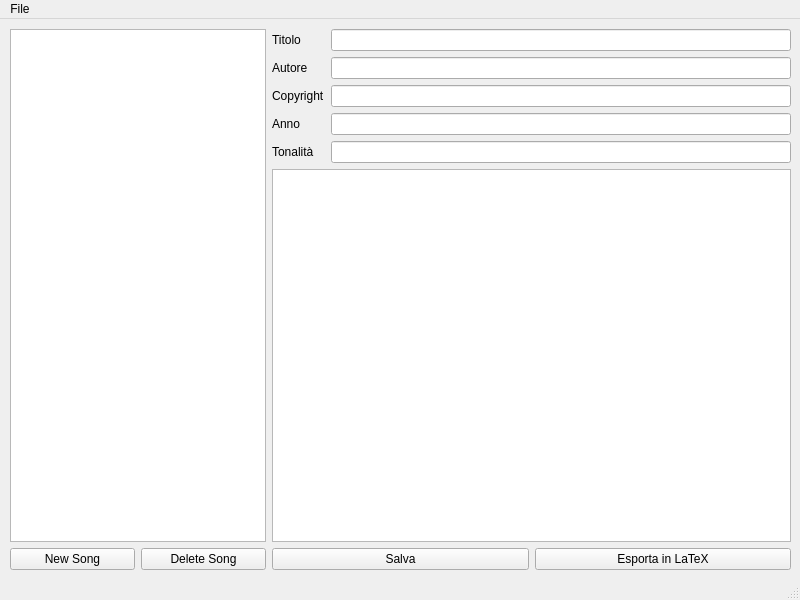
The window that interface.ui (robol/songbook-editor) describes before a commit, drawn with Qt 5.
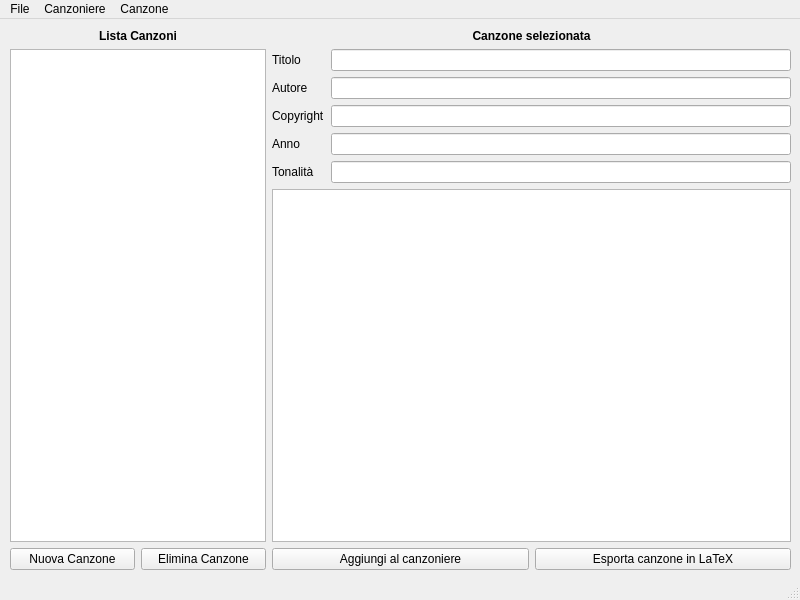
The same window after the commit.

Commit message: Sistema l'interfaccia, riorganizzando i pulsanti e aggiustato un bug quando l'utente decide di salvare ma poi clicca annulla

```diff
--- a/interface.ui
+++ b/interface.ui
@@ -27,7 +27,7 @@
      <property name="sizeConstraint">
       <enum>QLayout::SetMaximumSize</enum>
      </property>
-     <item row="0" column="0">
+     <item row="1" column="0">
       <widget class="QListWidget" name="list_songs">
        <property name="sizePolicy">
         <sizepolicy hsizetype="Fixed" vsizetype="Expanding">
@@ -37,25 +37,25 @@
        </property>
       </widget>
      </item>
-     <item row="1" column="0" rowspan="2">
+     <item row="2" column="0" rowspan="2">
       <layout class="QHBoxLayout" name="horizontalLayout">
        <item>
         <widget class="QPushButton" name="btn_new_song">
          <property name="text">
-          <string>New Song</string>
+          <string>Nuova Canzone</string>
          </property>
         </widget>
        </item>
        <item>
         <widget class="QPushButton" name="btn_delete_song">
          <property name="text">
-          <string>Delete Song</string>
+          <string>Elimina Canzone</string>
          </property>
         </widget>
        </item>
       </layout>
      </item>
-     <item row="0" column="1">
+     <item row="1" column="1">
       <layout class="QVBoxLayout" name="verticalLayout">
        <item>
         <layout class="QGridLayout" name="gridLayout_2">
@@ -120,24 +120,52 @@
        </item>
       </layout>
      </item>
-     <item row="1" column="1" rowspan="2">
+     <item row="2" column="1" rowspan="2">
       <layout class="QHBoxLayout" name="horizontalLayout_2">
        <item>
         <widget class="QPushButton" name="btn_savesong">
          <property name="text">
-          <string>Salva</string>
+          <string>Aggiungi al canzoniere</string>
          </property>
         </widget>
        </item>
        <item>
         <widget class="QPushButton" name="btn_create_latex_song">
          <property name="text">
-          <string>Esporta in LaTeX</string>
+          <string>Esporta canzone in LaTeX</string>
          </property>
         </widget>
        </item>
       </layout>
      </item>
+     <item row="0" column="0">
+      <widget class="QLabel" name="label_6">
+       <property name="text">
+        <string>&lt;!DOCTYPE HTML PUBLIC &quot;-//W3C//DTD HTML 4.0//EN&quot; &quot;http://www.w3.org/TR/REC-html40/strict.dtd&quot;&gt;
+&lt;html&gt;&lt;head&gt;&lt;meta name=&quot;qrichtext&quot; content=&quot;1&quot; /&gt;&lt;style type=&quot;text/css&quot;&gt;
+p, li { white-space: pre-wrap; }
+&lt;/style&gt;&lt;/head&gt;&lt;body style=&quot; font-family:'Droid Sans'; font-size:9pt; font-weight:400; font-style:normal;&quot;&gt;
+&lt;p style=&quot; margin-top:0px; margin-bottom:0px; margin-left:0px; margin-right:0px; -qt-block-indent:0; text-indent:0px;&quot;&gt;&lt;span style=&quot; font-weight:600;&quot;&gt;Lista Canzoni&lt;/span&gt;&lt;/p&gt;&lt;/body&gt;&lt;/html&gt;</string>
+       </property>
+       <property name="textFormat">
+        <enum>Qt::RichText</enum>
+       </property>
+       <property name="alignment">
+        <set>Qt::AlignCenter</set>
+       </property>
+      </widget>
+     </item>
+     <item row="0" column="1">
+      <widget class="QLabel" name="label_7">
+       <property name="text">
+        <string>&lt;!DOCTYPE HTML PUBLIC &quot;-//W3C//DTD HTML 4.0//EN&quot; &quot;http://www.w3.org/TR/REC-html40/strict.dtd&quot;&gt;
+&lt;html&gt;&lt;head&gt;&lt;meta name=&quot;qrichtext&quot; content=&quot;1&quot; /&gt;&lt;style type=&quot;text/css&quot;&gt;
+p, li { white-space: pre-wrap; }
+&lt;/style&gt;&lt;/head&gt;&lt;body style=&quot; font-family:'Droid Sans'; font-size:9pt; font-weight:400; font-style:normal;&quot;&gt;
+&lt;p align=&quot;center&quot; style=&quot; margin-top:0px; margin-bottom:0px; margin-left:0px; margin-right:0px; -qt-block-indent:0; text-indent:0px;&quot;&gt;&lt;span style=&quot; font-weight:600;&quot;&gt;Canzone selezionata&lt;/span&gt;&lt;/p&gt;&lt;/body&gt;&lt;/html&gt;</string>
+       </property>
+      </widget>
+     </item>
     </layout>
    </widget>
   </widget>
@@ -161,7 +189,22 @@
     <addaction name="separator"/>
     <addaction name="actionEsci_2"/>
    </widget>
+   <widget class="QMenu" name="menuCanzoniere">
+    <property name="title">
+     <string>Canzoniere</string>
+    </property>
+    <addaction name="actionEsporta_in_LaTeX"/>
+   </widget>
+   <widget class="QMenu" name="menuCanzone">
+    <property name="title">
+     <string>Canzone</string>
+    </property>
+    <addaction name="actionSalva_canzone"/>
+    <addaction name="actionImporta_canzone"/>
+   </widget>
    <addaction name="menuFile"/>
+   <addaction name="menuCanzoniere"/>
+   <addaction name="menuCanzone"/>
   </widget>
   <widget class="QStatusBar" name="statusbar"/>
   <action name="actionApri">
```
Left out of the diff: 7 changed lines with no effect on the pictures. The commit also changes 3 other files.
